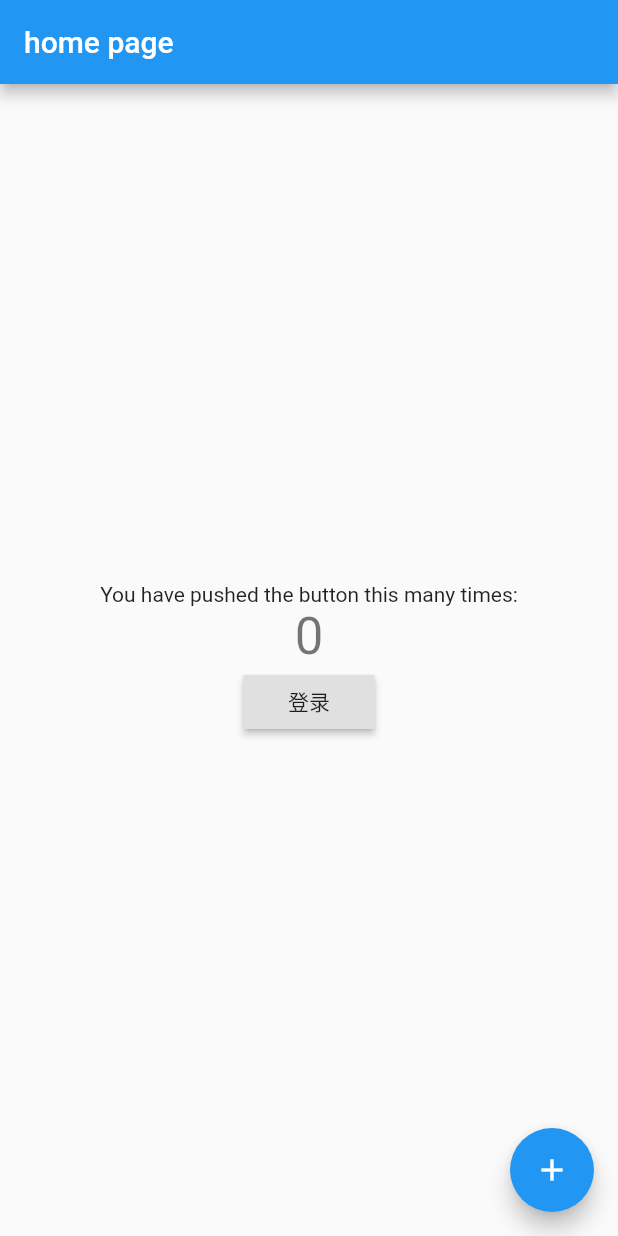
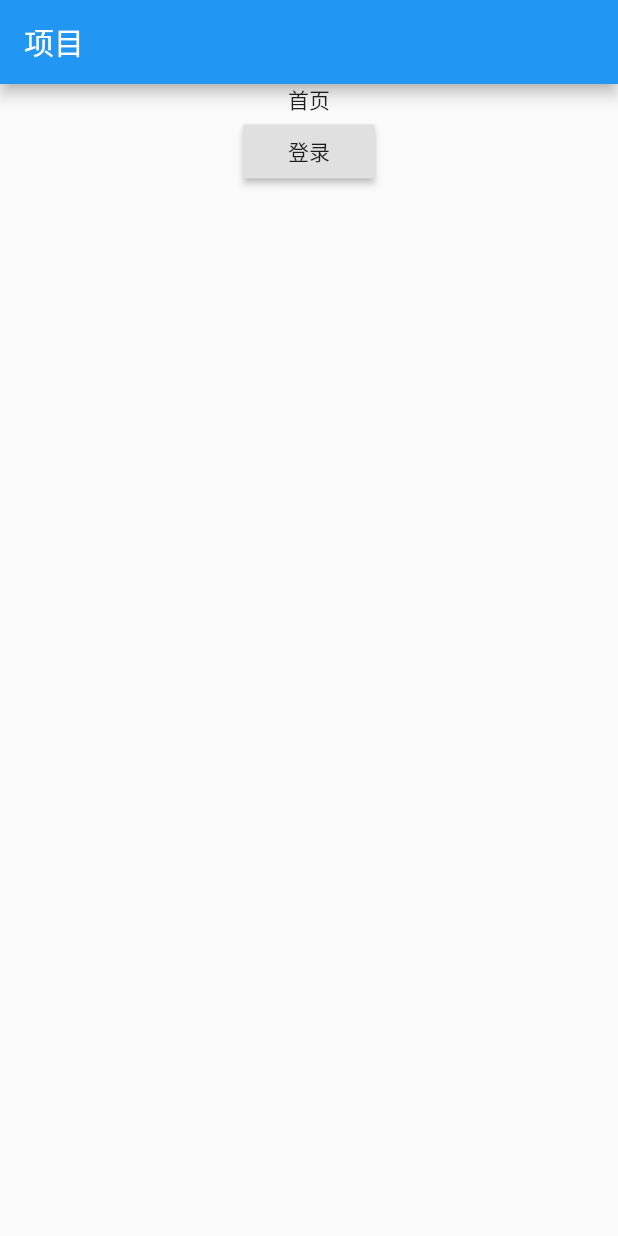
Before and after one commit to skyinJune/my_git_app, a Flutter app: the screen it shows after launch, on a phone screen of 412 x 824 dp. Run offline on Flutter 3.47's test engine with Material 2 defaults, Android fonts, the phone set to English and light mode, and no system bars; our stand-ins replace dio, shared_preferences; generated files the repository leaves out were written again.

Commit message:
修改首页

```diff
--- a/lib/main.dart
+++ b/lib/main.dart
@@ -1,6 +1,7 @@
 import 'package:flutter/material.dart';
 import 'package:flutter_localizations/flutter_localizations.dart';
 import 'package:my_git_app/common/Global.dart';
+import 'package:my_git_app/routes/HomeRoute.dart';
 import 'package:my_git_app/routes/LoginRoute.dart';
 import 'package:provider/provider.dart';
 import 'package:provider/single_child_widget.dart';
@@ -26,9 +27,7 @@ class MyApp extends StatelessWidget {
         builder: (BuildContext context, themeModel, localModel, Widget child) {
           return MaterialApp(
             theme: ThemeData(primarySwatch: themeModel.theme),
-            home: MyHomePage(
-              title: 'home page',
-            ),
+            home: HomeRoute(),
             locale: localModel.getLocale(),
             supportedLocales: [
               const Locale('en', 'US'), // 美国英语
@@ -40,101 +39,13 @@ class MyApp extends StatelessWidget {
               GlobalMaterialLocalizations.delegate,
               GlobalWidgetsLocalizations.delegate,
             ],
-            routes: <String, WidgetBuilder>{'login': (context) => LoginRoute()},
+            routes: <String, WidgetBuilder>{
+              'home': (context) => HomeRoute(),
+              'login': (context) => LoginRoute()
+            },
           );
         },
       ),
     );
   }
 }
-
-class MyHomePage extends StatefulWidget {
-  MyHomePage({Key key, this.title}) : super(key: key);
-
-  // This widget is the home page of your application. It is stateful, meaning
-  // that it has a State object (defined below) that contains fields that affect
-  // how it looks.
-
-  // This class is the configuration for the state. It holds the values (in this
-  // case the title) provided by the parent (in this case the App widget) and
-  // used by the build method of the State. Fields in a Widget subclass are
-  // always marked "final".
-
-  final String title;
-
-  @override
-  _MyHomePageState createState() => _MyHomePageState();
-}
-
-class _MyHomePageState extends State<MyHomePage> {
-  int _counter = 0;
-
-  void _incrementCounter() {
-    setState(() {
-      // This call to setState tells the Flutter framework that something has
-      // changed in this State, which causes it to rerun the build method below
-      // so that the display can reflect the updated values. If we changed
-      // _counter without calling setState(), then the build method would not be
-      // called again, and so nothing would appear to happen.
-      _counter++;
-    });
-  }
-
-  @override
-  Widget build(BuildContext context) {
-    // This method is rerun every time setState is called, for instance as done
-    // by the _incrementCounter method above.
-    //
-    // The Flutter framework has been optimized to make rerunning build methods
-    // fast, so that you can just rebuild anything that needs updating rather
-    // than having to individually change instances of widgets.
-    return Scaffold(
-      appBar: AppBar(
-        // Here we take the value from the MyHomePage object that was created by
-        // the App.build method, and use it to set our appbar title.
-        title: Text(widget.title),
-      ),
-      body: Center(
-        // Center is a layout widget. It takes a single child and positions it
-        // in the middle of the parent.
-        child: Column(
-          // Column is also a layout widget. It takes a list of children and
-          // arranges them vertically. By default, it sizes itself to fit its
-          // children horizontally, and tries to be as tall as its parent.
-          //
-          // Invoke "debug painting" (press "p" in the console, choose the
-          // "Toggle Debug Paint" action from the Flutter Inspector in Android
-          // Studio, or the "Toggle Debug Paint" command in Visual Studio Code)
-          // to see the wireframe for each widget.
-          //
-          // Column has various properties to control how it sizes itself and
-          // how it positions its children. Here we use mainAxisAlignment to
-          // center the children vertically; the main axis here is the vertical
-          // axis because Columns are vertical (the cross axis would be
-          // horizontal).
-          mainAxisAlignment: MainAxisAlignment.center,
-          children: <Widget>[
-            Text(
-              'You have pushed the button this many times:',
-            ),
-            Text(
-              '$_counter',
-              style: Theme.of(context).textTheme.headline4,
-            ),
-            RaisedButton(
-              onPressed: () {
-                Navigator.of(context).pushNamed('login');
-              },
-              child: Text('登录'),
-            )
-          ],
-        ),
-      ),
-      floatingActionButton: FloatingActionButton(
-        onPressed: _incrementCounter,
-        tooltip: 'Increment',
-        child: Icon(Icons.add),
-      ), // This trailing comma makes auto-formatting nicer for build methods.
-    );
-  }
-}
--- /dev/null
+++ b/lib/routes/HomeRoute.dart
@@ -0,0 +1,29 @@
+import 'package:flutter/material.dart';
+
+class HomeRoute extends StatefulWidget {
+  _HomeRouteState createState() => _HomeRouteState();
+}
+
+class _HomeRouteState extends State<HomeRoute> {
+  @override
+  Widget build(BuildContext context) {
+    return Scaffold(
+      appBar: AppBar(
+        title: Text('项目'),
+      ),
+      body: Center(
+        child: Column(
+          children: [
+            Text('首页'),
+            RaisedButton(
+              onPressed: () {
+                Navigator.of(context).pushNamed('login');
+              },
+              child: Text('登录'),
+            )
+          ],
+        ),
+      ),
+    );
+  }
+}
```
Also changed, not shown: 6 other files.
